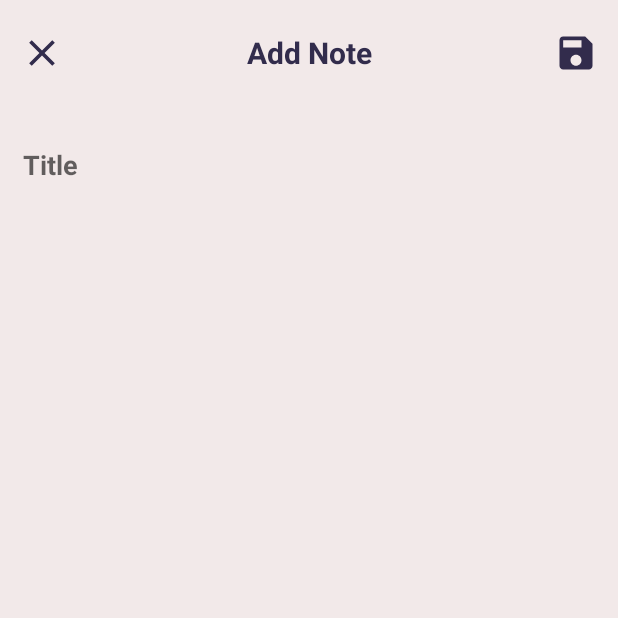
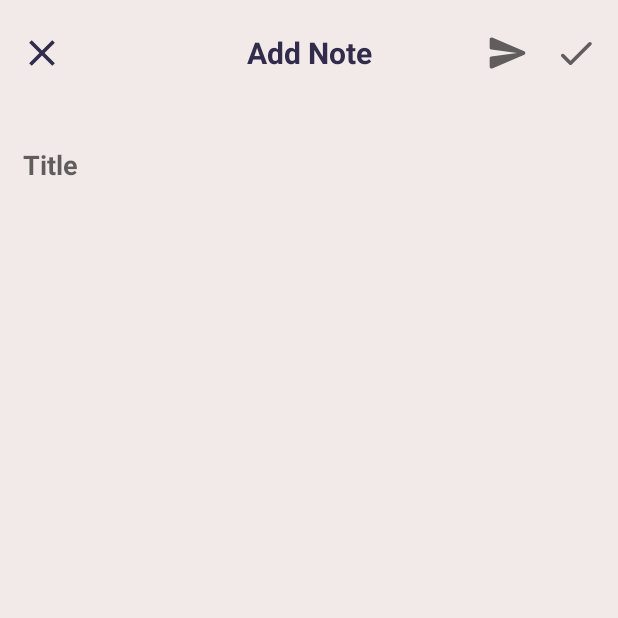
Before and after one commit to rushikesh097/Note_Android_App, an Android app: the AddEditNoteActivity screen opened directly, with no data from a screen before it, on a phone screen of 412 x 824 dp, the top half of it. Run offline under Robolectric (Android 15) with nearby library versions, the phone set to English and light mode, and no system bars.

```diff
--- a/app/src/main/java/com/example/mydb/AddEditNoteActivity.java
+++ b/app/src/main/java/com/example/mydb/AddEditNoteActivity.java
@@ -34,23 +34,34 @@ public class AddEditNoteActivity extends AppCompatActivity {
 
         ImageView save = findViewById(R.id.save_note);
         ImageView close = findViewById(R.id.back);
-        TextView title = findViewById(R.id.header_title);
+        TextView name = findViewById(R.id.header_title);
+        ImageView send = findViewById(R.id.share_note);
+
         editTextTitle = findViewById(R.id.edit_text_title);
         editTextDescription = findViewById(R.id.edit_text_description);
 
         Intent intent = getIntent();
         if(intent.hasExtra(EXTRA_ID)){
-            title.setText("Edit Note");
+            name.setText("Edit Note");
             editTextTitle.setText(intent.getStringExtra(EXTRA_TITLE));
             editTextDescription.setText(intent.getStringExtra(EXTRA_DESCRIPTION));
         }
         else{
-            title.setText("Add Note");
+            name.setText("Add Note");
         }
 
         save.setOnClickListener(view -> saveNote());
 
         close.setOnClickListener(view -> finish());
+
+        send.setOnClickListener(view -> {
+            if(editTextTitle.getText().toString().length()!=0){
+                shareNote(editTextTitle.getText().toString()+"\n"+editTextDescription.getText().toString());
+            }
+            else {
+                Toast.makeText(AddEditNoteActivity.this, "Add Title and Text", Toast.LENGTH_SHORT).show();
+            }
+        });
 
         LocalDateTime localDateTime = LocalDateTime.now();
         DateTimeFormatter ftf = DateTimeFormatter.ofPattern("HH:mm");
@@ -83,4 +94,15 @@ public class AddEditNoteActivity extends AppCompatActivity {
         finish();
     }
 
+    private void shareNote(String note)
+    {
+        Intent sendIntent = new Intent();
+        sendIntent.setAction(Intent.ACTION_SEND)
+                .putExtra(Intent.EXTRA_TEXT,note)
+                .setType("text/plain");
+
+        Intent shareIntent = Intent.createChooser(sendIntent, "Share Note as Text");
+        startActivity(shareIntent);
+    }
+
 }
--- /dev/null
+++ b/app/src/main/res/drawable/ic_round_done_24.xml
@@ -0,0 +1,10 @@
+<vector xmlns:android="http://schemas.android.com/apk/res/android"
+    android:width="24dp"
+    android:height="24dp"
+    android:viewportWidth="24"
+    android:viewportHeight="24"
+    android:tint="?attr/colorControlNormal">
+  <path
+      android:fillColor="@android:color/white"
+      android:pathData="M9,16.2l-3.5,-3.5c-0.39,-0.39 -1.01,-0.39 -1.4,0 -0.39,0.39 -0.39,1.01 0,1.4l4.19,4.19c0.39,0.39 1.02,0.39 1.41,0L20.3,7.7c0.39,-0.39 0.39,-1.01 0,-1.4 -0.39,-0.39 -1.01,-0.39 -1.4,0L9,16.2z"/>
+</vector>
--- /dev/null
+++ b/app/src/main/res/drawable/ic_round_send_24.xml
@@ -0,0 +1,11 @@
+<vector xmlns:android="http://schemas.android.com/apk/res/android"
+    android:width="24dp"
+    android:height="24dp"
+    android:viewportWidth="24"
+    android:viewportHeight="24"
+    android:tint="?attr/colorControlNormal"
+    android:autoMirrored="true">
+  <path
+      android:fillColor="@android:color/white"
+      android:pathData="M3.4,20.4l17.45,-7.48c0.81,-0.35 0.81,-1.49 0,-1.84L3.4,3.6c-0.66,-0.29 -1.39,0.2 -1.39,0.91L2,9.12c0,0.5 0.37,0.93 0.87,0.99L17,12 2.87,13.88c-0.5,0.07 -0.87,0.5 -0.87,1l0.01,4.61c0,0.71 0.73,1.2 1.39,0.91z"/>
+</vector>
--- a/app/src/main/res/layout/activity_add_note.xml
+++ b/app/src/main/res/layout/activity_add_note.xml
@@ -38,11 +38,22 @@
         android:layout_width="40dp"
         android:layout_height="40dp"
         android:layout_marginEnd="8dp"
-        android:src="@drawable/ic_baseline_save_24"
+        android:src="@drawable/ic_round_done_24"
         app:layout_constraintTop_toTopOf="parent"
         android:layout_marginStart="8dp"
         android:padding="5dp"
         app:layout_constraintRight_toRightOf="parent"
+        app:layout_constraintBottom_toTopOf="@+id/edit_text_title" />
+
+    <ImageView
+        android:id="@+id/share_note"
+        android:layout_width="40dp"
+        android:layout_height="40dp"
+        android:layout_marginEnd="45dp"
+        android:src="@drawable/ic_round_send_24"
+        app:layout_constraintTop_toTopOf="parent"
+        android:padding="5dp"
+        app:layout_constraintRight_toRightOf="@+id/save_note"
         app:layout_constraintBottom_toTopOf="@+id/edit_text_title" />
 
     <EditText
@@ -68,13 +79,13 @@
         android:background="@android:color/transparent"
         android:gravity="top"
         android:inputType="textMultiLine"
-        android:paddingStart="15dp"
-        android:paddingEnd="15dp"
+        android:padding="15dp"
         app:layout_constraintBottom_toBottomOf="parent"
         app:layout_constraintEnd_toEndOf="parent"
         app:layout_constraintHorizontal_bias="0.5"
         app:layout_constraintStart_toStartOf="parent"
         app:layout_constraintTop_toBottomOf="@+id/edit_text_title"
-        tools:ignore="SpeakableTextPresentCheck" />
+        tools:ignore="SpeakableTextPresentCheck"
+        android:lineSpacingExtra="15dp" />
 
 </androidx.constraintlayout.widget.ConstraintLayout>
--- a/app/src/main/res/layout/activity_main.xml
+++ b/app/src/main/res/layout/activity_main.xml
@@ -56,7 +56,7 @@
         app:layout_constraintBottom_toBottomOf="parent"
         android:gravity="center"
         android:textSize="40sp"
-        android:textColor="@color/purple_500"
+        android:textColor="@android:color/secondary_text_dark"
         android:text="Add a new Note"/>
 
 
```
Also changed, not shown: app/src/main/res/layout/alert_layout.xml (+12 -11 lines).
